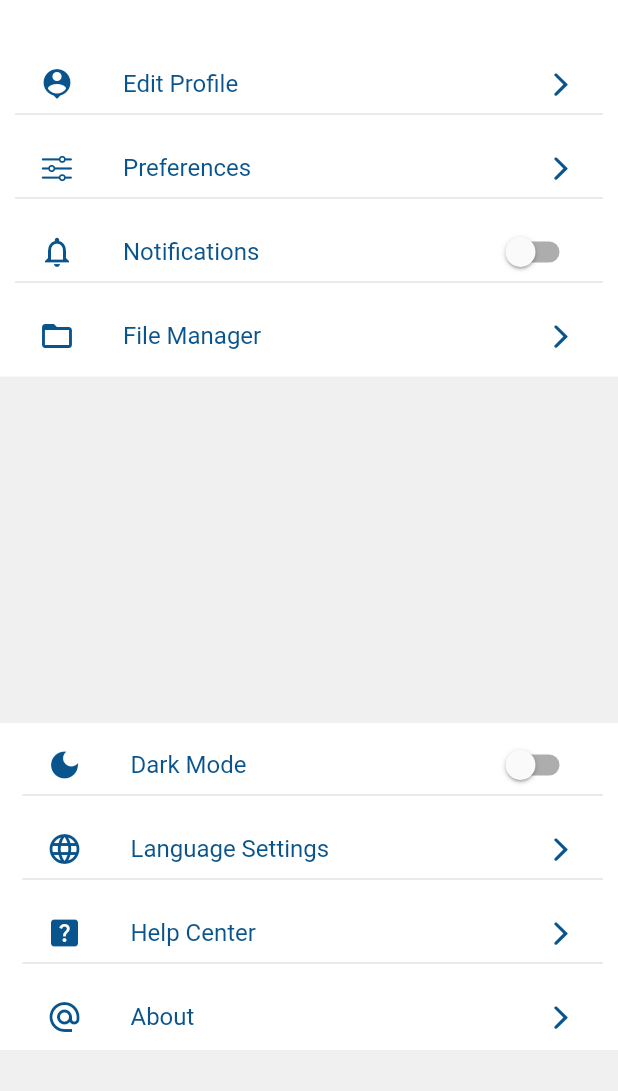
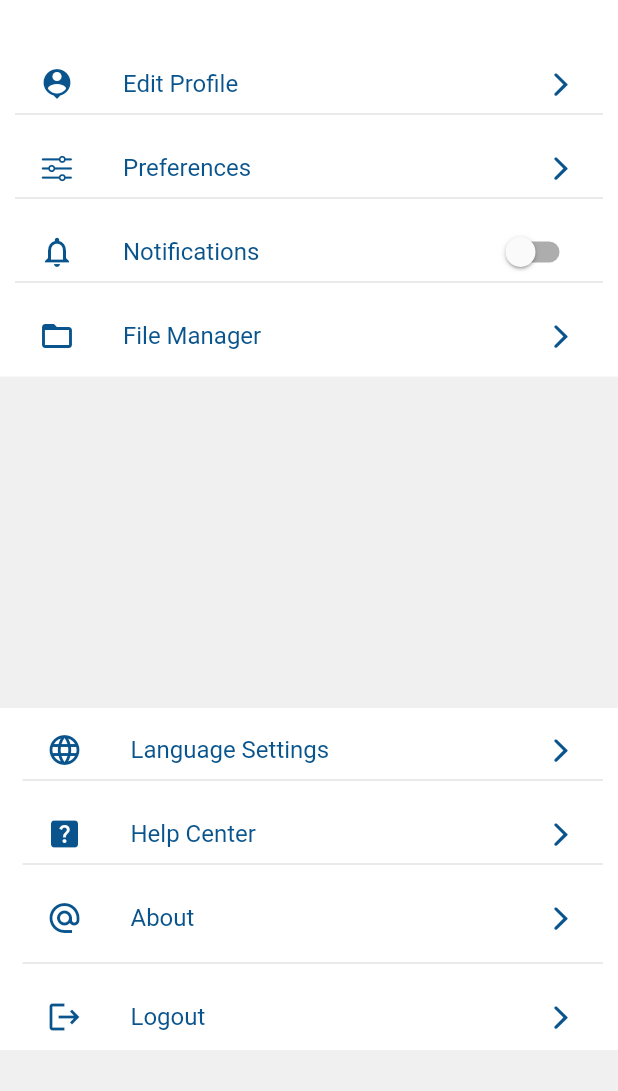
Before and after one commit to Praditya-7/gharbeti_ui, a Flutter app: the ProfileTenantScreen screen opened directly, on a phone screen of 412 x 824 dp, the part 126-1217 px from its top. Run offline on Flutter 3.47's test engine with Material 2 defaults, Android fonts, the phone set to English and light mode, and no system bars; our stand-ins replace cloud_firestore, file_picker, firebase_core, firebase_storage, geocoding, google_maps_flutter and 2 more; accounts and stored records are empty; network calls fail.

Commit message:
logout Added

```diff
--- a/lib/tenant/profile/profile_screen.dart
+++ b/lib/tenant/profile/profile_screen.dart
@@ -2,6 +2,8 @@
 
 import 'package:flutter/cupertino.dart';
 import 'package:flutter/material.dart';
+import 'package:gharbeti_ui/login/screen/login_screen.dart';
+import 'package:shared_preferences/shared_preferences.dart';
 
 class ProfileTenantScreen extends StatefulWidget {
   const ProfileTenantScreen({Key? key}) : super(key: key);
@@ -114,29 +116,6 @@ class _ProfileTenantScreenState extends State<ProfileTenantScreen> {
               color: Colors.white,
               child: Column(
                 children: [
-                  SizedBox(
-                    height: 40,
-                    child: SwitchListTile(
-                      activeColor: Color(0xff09548c),
-                      title: Text(
-                        'Dark Mode',
-                        style: TextStyle(
-                          color: Color(0xff09548c),
-                        ),
-                      ),
-                      value: _toggleDarkMode,
-                      onChanged: (bool value) {
-                        setState(() {
-                          _toggleDarkMode = value;
-                        });
-                      },
-                      secondary: Icon(
-                        Icons.dark_mode,
-                        color: Color(0xff09548c),
-                      ),
-                    ),
-                  ),
-                  div,
                   GetListTile(
                     onTap: () {
                       //ROUTE CODE HERE
@@ -162,6 +141,22 @@ class _ProfileTenantScreenState extends State<ProfileTenantScreen> {
                     title: 'About',
                     trailingIconData: CupertinoIcons.chevron_forward,
                     leadingIconData: Icons.alternate_email,
+                  ),
+                  SizedBox(
+                    height: 10,
+                  ),
+                  div,
+                  GetListTile(
+                    onTap: () async {
+                      //ROUTE CODE HERE
+                      final pref = await SharedPreferences.getInstance();
+                      pref.setString('roomName', '');
+                      Navigator.pushReplacementNamed(
+                          context, LoginScreen.route);
+                    },
+                    title: 'Logout',
+                    trailingIconData: CupertinoIcons.chevron_forward,
+                    leadingIconData: Icons.logout,
                   ),
                   SizedBox(
                     height: 10,
```
Also changed, not shown: lib/owner/profile/profile_screen.dart (+18 -0 lines), lib/tenant/billing/paynow_screen.dart (+61 -86 lines).
